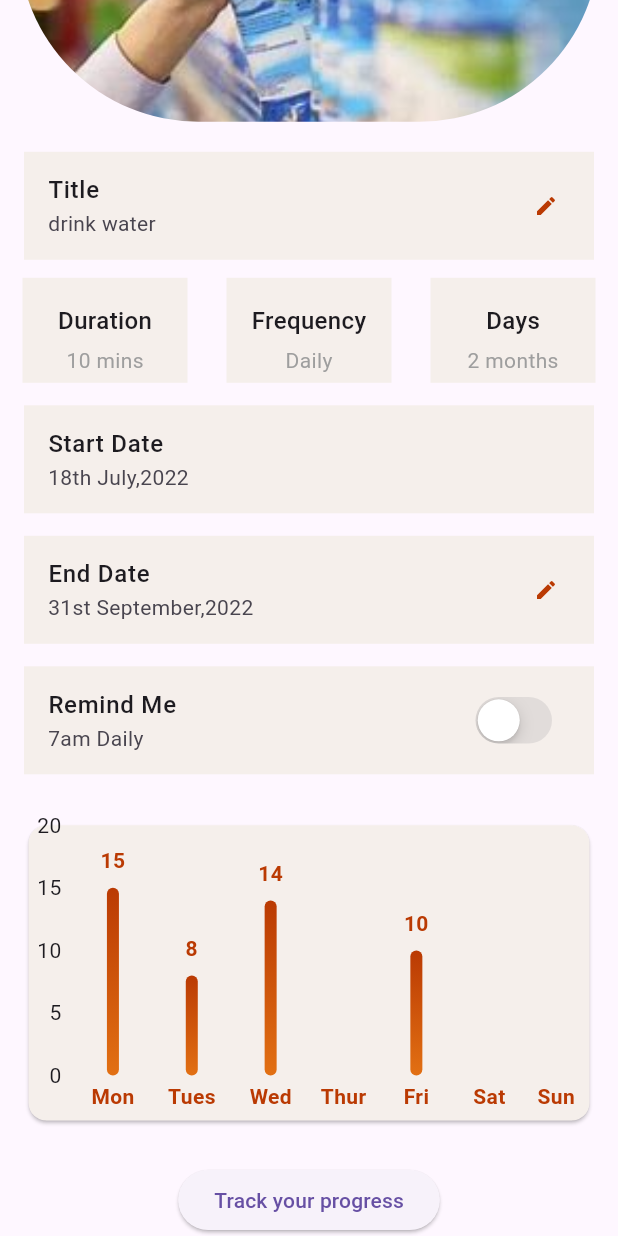
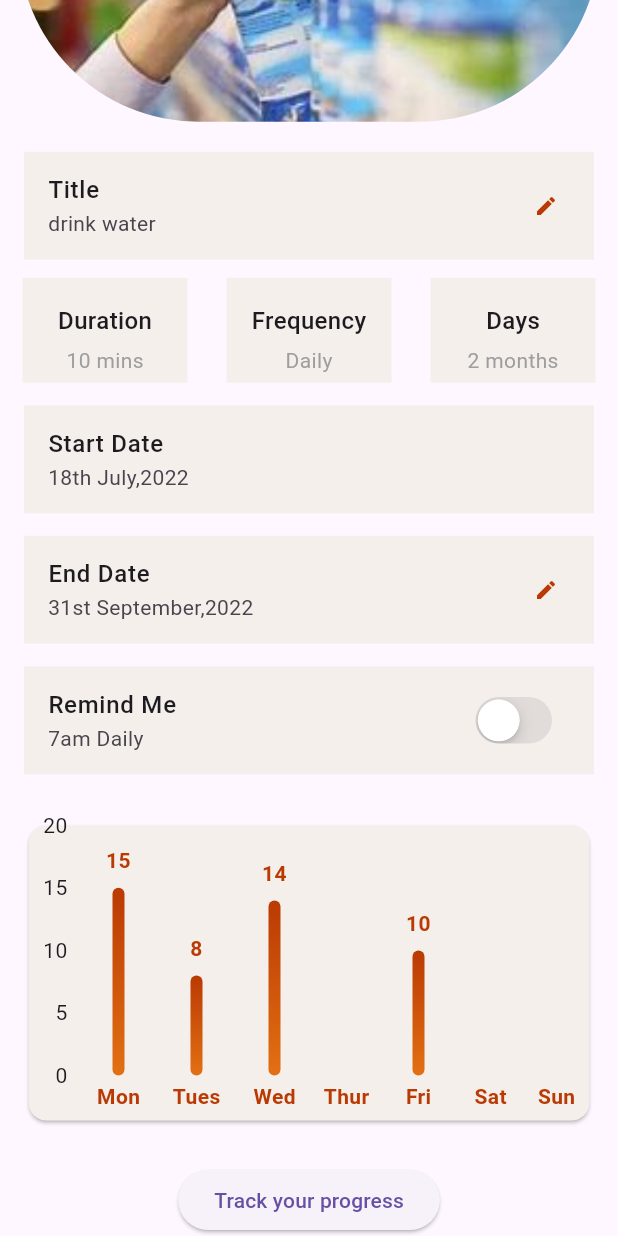
Before and after one commit to Sparklinglily/Habit-Tracker-App, a Flutter app: the HabitDetailsPage screen opened directly, scrolled down 166 dp, on a phone screen of 412 x 824 dp. Run offline on Flutter 3.47's test engine with Material 3 defaults, Android fonts, the light colour scheme and no system bars; drawn by our look-alikes of fl_chart; our stand-ins replace cloud_firestore, email_validator, firebase_auth, firebase_core, flutter_slidable, get and 4 more; missing offline and left inert: dart:ffi; accounts and stored records are empty; network calls fail.

Commit message:
chart fix

```diff
--- a/lib/presentation/views/MainScreens/bottomNavButtons/Habit/pogressGraph.dart
+++ b/lib/presentation/views/MainScreens/bottomNavButtons/Habit/pogressGraph.dart
@@ -94,7 +94,10 @@ class _BarChart extends StatelessWidget {
           ),
         ),
         leftTitles: const AxisTitles(
-          sideTitles: SideTitles(reservedSize: 30, showTitles: true),
+          sideTitles: SideTitles(
+            reservedSize: 34,
+            showTitles: true,
+          ),
         ),
         topTitles: const AxisTitles(
           sideTitles: SideTitles(showTitles: false),
```
